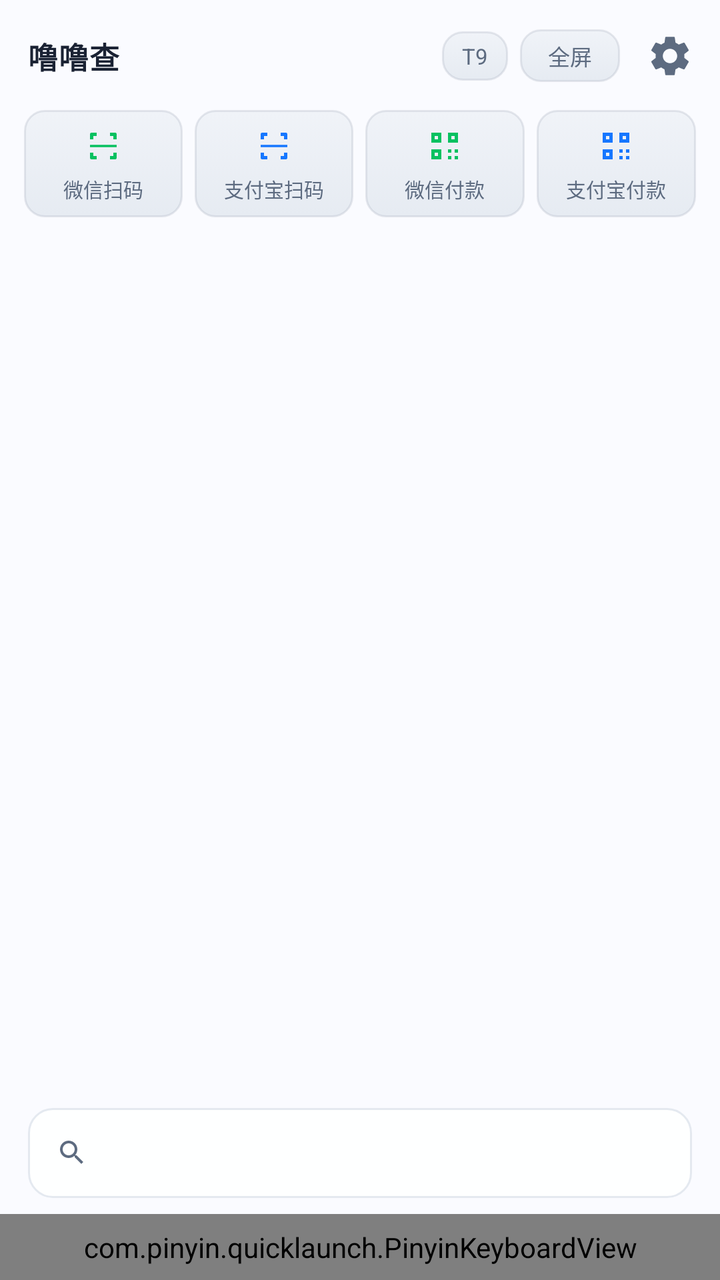
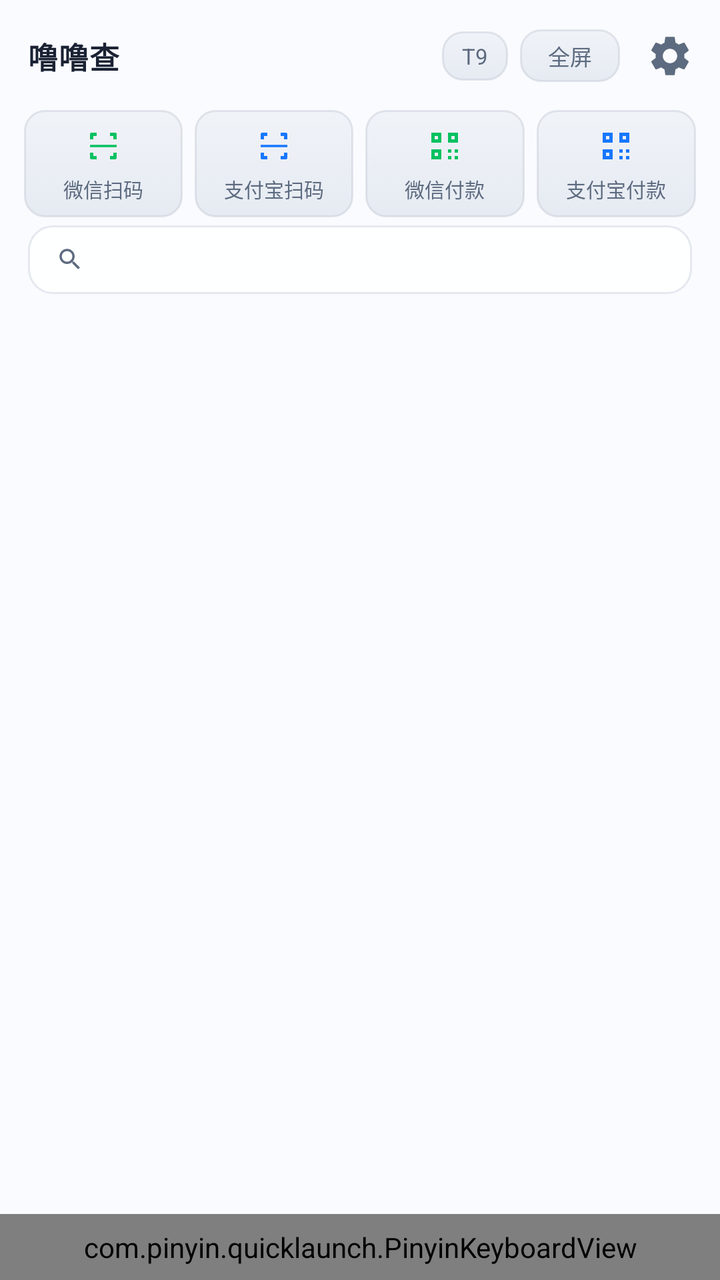

Two renders of the same Android screen: before a commit and after it. Below are the layout's source before the change and the commit's diff.
<!-- AndroidManifest.xml: application theme Theme.QuickLaunch -->
<!-- res/layout/activity_main.xml -->
<?xml version="1.0" encoding="utf-8"?>
<FrameLayout xmlns:android="http://schemas.android.com/apk/res/android"
    android:layout_width="match_parent"
    android:layout_height="match_parent"
    android:background="@android:color/transparent">

    
    <View
        android:id="@+id/outsideTap"
        android:layout_width="match_parent"
        android:layout_height="match_parent"
        android:background="@color/outside_scrim"
        android:clickable="true"
        android:contentDescription="@null"
        android:focusable="false" />

    
    <FrameLayout
        android:id="@+id/panelHost"
        android:layout_width="match_parent"
        android:layout_height="match_parent"
        android:background="@color/window_bg"
        android:clickable="true"
        android:clipChildren="true"
        android:clipToPadding="false">

        
        <ImageView
            android:id="@+id/ivBg"
            android:layout_width="match_parent"
            android:layout_height="match_parent"
            android:contentDescription="@null"
            android:scaleType="centerCrop"
            android:visibility="gone" />

        <LinearLayout
            android:id="@+id/contentRoot"
            android:layout_width="match_parent"
            android:layout_height="match_parent"
            android:orientation="vertical">

        
        <LinearLayout
            android:id="@+id/headerBar"
            android:layout_width="match_parent"
            android:layout_height="wrap_content"
            android:gravity="center_vertical"
            android:orientation="horizontal"
            android:paddingStart="14dp"
            android:paddingTop="9dp"
            android:paddingEnd="6dp"
            android:paddingBottom="4dp">

            <TextView
                android:id="@+id/tvTitle"
                android:layout_width="0dp"
                android:layout_height="wrap_content"
                android:layout_weight="1"
                android:letterSpacing="0.02"
                android:text="@string/app_name"
                android:textColor="@color/text_primary"
                android:textSize="15sp"
                android:textStyle="bold" />

            <TextView
                android:id="@+id/tvMode"
                android:layout_width="wrap_content"
                android:layout_height="wrap_content"
                android:layout_marginEnd="6dp"
                android:background="@drawable/bg_key_special"
                android:paddingStart="10dp"
                android:paddingTop="5dp"
                android:paddingEnd="10dp"
                android:paddingBottom="5dp"
                android:text="T9"
                android:textColor="@color/text_secondary"
                android:textSize="11sp" />

            
            <TextView
                android:id="@+id/btnSide"
                android:layout_width="wrap_content"
                android:layout_height="wrap_content"
                android:layout_marginEnd="6dp"
                android:background="@drawable/bg_key_special"
                android:clickable="true"
                android:gravity="center"
                android:minWidth="50dp"
                android:focusable="true"
                android:paddingStart="9dp"
                android:paddingTop="5dp"
                android:paddingEnd="9dp"
                android:paddingBottom="5dp"
                android:text="全屏"
                android:textColor="@color/text_secondary"
                android:textSize="11sp" />

            <ImageButton
                android:id="@+id/btnSettings"
                android:layout_width="38dp"
                android:layout_height="38dp"
                android:background="?attr/selectableItemBackgroundBorderless"
                android:contentDescription="设置"
                android:padding="9dp"
                android:src="@drawable/ic_settings" />
        </LinearLayout>

        
        <LinearLayout
            android:id="@+id/payRow"
            android:layout_width="match_parent"
            android:layout_height="wrap_content"
            android:layout_marginStart="12dp"
            android:layout_marginTop="4dp"
            android:layout_marginEnd="12dp"
            android:orientation="horizontal">

            <LinearLayout
                android:id="@+id/btnWxScan"
                android:layout_width="0dp"
                android:layout_height="wrap_content"
                android:layout_weight="1"
                android:background="@drawable/bg_key_special"
                android:gravity="center_horizontal"
                android:orientation="vertical"
                android:paddingTop="8dp"
                android:paddingBottom="7dp">

                <ImageView
                    android:layout_width="20dp"
                    android:layout_height="20dp"
                    android:contentDescription="@null"
                    android:src="@drawable/ic_scan"
                    android:tint="#07C160" />

                <TextView
                    android:layout_width="wrap_content"
                    android:layout_height="wrap_content"
                    android:layout_marginTop="4dp"
                    android:text="微信扫码"
                    android:ellipsize="end"
                    android:maxLines="1"
                    android:textColor="@color/text_secondary"
                    android:textSize="10sp" />
            </LinearLayout>

            <Space
                android:layout_width="6dp"
                android:layout_height="1dp" />

            <LinearLayout
                android:id="@+id/btnZfbScan"
                android:layout_width="0dp"
                android:layout_height="wrap_content"
                android:layout_weight="1"
                android:background="@drawable/bg_key_special"
                android:gravity="center_horizontal"
                android:orientation="vertical"
                android:paddingTop="8dp"
                android:paddingBottom="7dp">

                <ImageView
                    android:layout_width="20dp"
                    android:layout_height="20dp"
                    android:contentDescription="@null"
                    android:src="@drawable/ic_scan"
                    android:tint="#1677FF" />

                <TextView
                    android:layout_width="wrap_content"
                    android:layout_height="wrap_content"
                    android:layout_marginTop="4dp"
                    android:text="支付宝扫码"
                    android:ellipsize="end"
                    android:maxLines="1"
                    android:textColor="@color/text_secondary"
                    android:textSize="10sp" />
            </LinearLayout>

            <Space
                android:layout_width="6dp"
                android:layout_height="1dp" />

            <LinearLayout
                android:id="@+id/btnWxPay"
                android:layout_width="0dp"
                android:layout_height="wrap_content"
                android:layout_weight="1"
                android:background="@drawable/bg_key_special"
                android:gravity="center_horizontal"
                android:orientation="vertical"
                android:paddingTop="8dp"
                android:paddingBottom="7dp">

                <ImageView
                    android:layout_width="20dp"
                    android:layout_height="20dp"
                    android:contentDescription="@null"
                    android:src="@drawable/ic_qrcode"
                    android:tint="#07C160" />

                <TextView
                    android:layout_width="wrap_content"
                    android:layout_height="wrap_content"
                    android:layout_marginTop="4dp"
                    android:text="微信付款"
                    android:ellipsize="end"
                    android:maxLines="1"
                    android:textColor="@color/text_secondary"
                    android:textSize="10sp" />
            </LinearLayout>

            <Space
                android:layout_width="6dp"
                android:layout_height="1dp" />

            <LinearLayout
                android:id="@+id/btnZfbPay"
                android:layout_width="0dp"
                android:layout_height="wrap_content"
                android:layout_weight="1"
                android:background="@drawable/bg_key_special"
                android:gravity="center_horizontal"
                android:orientation="vertical"
                android:paddingTop="8dp"
                android:paddingBottom="7dp">

                <ImageView
                    android:layout_width="20dp"
                    android:layout_height="20dp"
                    android:contentDescription="@null"
                    android:src="@drawable/ic_qrcode"
                    android:tint="#1677FF" />

                <TextView
                    android:layout_width="wrap_content"
                    android:layout_height="wrap_content"
                    android:layout_marginTop="4dp"
                    android:text="支付宝付款"
                    android:ellipsize="end"
                    android:maxLines="1"
                    android:textColor="@color/text_secondary"
                    android:textSize="10sp" />
            </LinearLayout>
        </LinearLayout>

        
        <FrameLayout
            android:layout_width="match_parent"
            android:layout_height="0dp"
            android:layout_weight="1">

            <androidx.recyclerview.widget.RecyclerView
                android:id="@+id/rvApps"
                android:layout_width="match_parent"
                android:layout_height="match_parent"
                android:clipToPadding="false"
                android:paddingStart="8dp"
                android:paddingTop="6dp"
                android:paddingEnd="8dp"
                android:paddingBottom="8dp" />

            <TextView
                android:id="@+id/tvEmpty"
                android:layout_width="wrap_content"
                android:layout_height="wrap_content"
                android:layout_gravity="center"
                android:gravity="center"
                android:lineSpacingExtra="4dp"
                android:textColor="@color/text_tertiary"
                android:textSize="14sp"
                android:visibility="gone" />

            <ProgressBar
                android:id="@+id/progress"
                android:layout_width="32dp"
                android:layout_height="32dp"
                android:layout_gravity="center"
                android:indeterminateTint="@color/accent"
                android:visibility="gone" />
        </FrameLayout>

        
        <LinearLayout
            android:id="@+id/searchBar"
            android:layout_width="match_parent"
            android:layout_height="wrap_content"
            android:layout_marginStart="14dp"
            android:layout_marginTop="6dp"
            android:layout_marginEnd="14dp"
            android:layout_marginBottom="8dp"
            android:background="@drawable/bg_search"
            android:gravity="center_vertical"
            android:orientation="horizontal"
            android:paddingStart="14dp"
            android:paddingTop="9dp"
            android:paddingEnd="8dp"
            android:paddingBottom="9dp">

            <ImageView
                android:layout_width="16dp"
                android:layout_height="16dp"
                android:src="@drawable/ic_search" />

            <TextView
                android:id="@+id/tvQuery"
                android:layout_width="0dp"
                android:layout_height="wrap_content"
                android:layout_marginStart="10dp"
                android:layout_weight="1"
                android:letterSpacing="0.10"
                android:maxLines="1"
                android:textColor="@color/text_primary"
                android:textSize="20sp" />

            <ImageButton
                android:id="@+id/btnClear"
                android:layout_width="32dp"
                android:layout_height="32dp"
                android:background="?attr/selectableItemBackgroundBorderless"
                android:contentDescription="清空"
                android:padding="8dp"
                android:src="@drawable/ic_close"
                android:visibility="gone" />
        </LinearLayout>

        
        <com.pinyin.quicklaunch.PinyinKeyboardView
            android:id="@+id/keyboard"
            android:layout_width="match_parent"
            android:layout_height="wrap_content"
            android:background="@android:color/transparent"
            android:paddingStart="5dp"
            android:paddingTop="7dp"
            android:paddingEnd="5dp"
            android:paddingBottom="7dp" />

        </LinearLayout>

        
        <FrameLayout
            android:id="@+id/overlayLayer"
            android:layout_width="match_parent"
            android:layout_height="match_parent"
            android:clickable="true"
            android:focusable="false"
            android:visibility="gone" />

    </FrameLayout>

</FrameLayout>
<!-- resources referenced by this layout -->
<resources>
  <color name="accent">#4C8DFF</color>
  <color name="outside_scrim">#00FFFFFF</color>
  <color name="text_primary">#1A2233</color>
  <color name="text_secondary">#5D6B80</color>
  <color name="text_tertiary">#9AA4B5</color>
  <color name="window_bg">#FAFBFF</color>
  <!-- drawable bg_search (drawable) -->
  <?xml version="1.0" encoding="utf-8"?>
  <shape xmlns:android="http://schemas.android.com/apk/res/android" android:shape="rectangle">
      <solid android:color="#E6FFFFFF" />
      <corners android:radius="12dp" />
      <stroke android:width="1dp" android:color="@color/divider" />
  </shape>
  <!-- drawable ic_close (drawable) -->
  <?xml version="1.0" encoding="utf-8"?>
  <vector xmlns:android="http://schemas.android.com/apk/res/android"
      android:width="24dp"
      android:height="24dp"
      android:viewportWidth="24"
      android:viewportHeight="24"
      android:tint="@color/text_secondary">
      <path
          android:fillColor="#FFFFFF"
          android:pathData="M19,6.41L17.59,5 12,10.59 6.41,5 5,6.41 10.59,12 5,17.59 6.41,19 12,13.41 17.59,19 19,17.59 13.41,12z" />
  </vector>
  <!-- drawable ic_qrcode (drawable) -->
  <?xml version="1.0" encoding="utf-8"?>
  <vector xmlns:android="http://schemas.android.com/apk/res/android"
      android:width="24dp"
      android:height="24dp"
      android:viewportWidth="24"
      android:viewportHeight="24">
      
      <path
          android:fillColor="#FFFFFF"
          android:fillType="evenOdd"
          android:pathData="M4,4 L10,4 L10,10 L4,10 Z M6,6 L8,6 L8,8 L6,8 Z M14,4 L20,4 L20,10 L14,10 Z M16,6 L18,6 L18,8 L16,8 Z M4,14 L10,14 L10,20 L4,20 Z M6,16 L8,16 L8,18 L6,18 Z M14,14 L16,14 L16,16 L14,16 Z M18,14 L20,14 L20,16 L18,16 Z M14,18 L16,18 L16,20 L14,20 Z M18,18 L20,18 L20,20 L18,20 Z" />
  </vector>
  <!-- drawable ic_scan (drawable) -->
  <?xml version="1.0" encoding="utf-8"?>
  <vector xmlns:android="http://schemas.android.com/apk/res/android"
      android:width="24dp"
      android:height="24dp"
      android:viewportWidth="24"
      android:viewportHeight="24">
      
      <path
          android:fillColor="#FFFFFF"
          android:pathData="M4,8 L4,5 Q4,4 5,4 L8,4 L8,6 L6,6 L6,8 Z M16,4 L19,4 Q20,4 20,5 L20,8 L18,8 L18,6 L16,6 Z M4,16 L4,19 Q4,20 5,20 L8,20 L8,18 L6,18 L6,16 Z M16,20 L19,20 Q20,20 20,19 L20,16 L18,16 L18,18 L16,18 Z M4,11.3 L20,11.3 L20,12.7 L4,12.7 Z" />
  </vector>
  <!-- drawable ic_search (drawable) -->
  <?xml version="1.0" encoding="utf-8"?>
  <vector xmlns:android="http://schemas.android.com/apk/res/android"
      android:width="24dp"
      android:height="24dp"
      android:viewportWidth="24"
      android:viewportHeight="24"
      android:tint="@color/text_secondary">
      <path
          android:fillColor="#FFFFFF"
          android:pathData="M15.5,14h-0.79l-0.28,-0.27C15.41,12.59 16,11.11 16,9.5 16,5.91 13.09,3 9.5,3S3,5.91 3,9.5 5.91,16 9.5,16c1.61,0 3.09,-0.59 4.23,-1.57l0.27,0.28v0.79l5,4.99L20.49,19l-4.99,-5zM9.5,14C7.01,14 5,11.99 5,9.5S7.01,5 9.5,5 14,7.01 14,9.5 11.99,14 9.5,14z" />
  </vector>
  <string name="app_name">噜噜查</string>
  <color name="divider">#E4E9F0</color>
  <color name="accent_dim">#D6E4FF</color>
  <color name="bg_elevated">#FFFFFF</color>
  <color name="bg">#F6F8FB</color>
  <!-- unchanged entries left out for length: 3 -->
</resources>

<!-- the commit's change to res/layout/activity_main.xml (unified diff, before → after) -->
@@ -245,61 +245,25 @@
         </LinearLayout>
 
         
-        <FrameLayout
-            android:layout_width="match_parent"
-            android:layout_height="0dp"
-            android:layout_weight="1">
-
-            <androidx.recyclerview.widget.RecyclerView
-                android:id="@+id/rvApps"
-                android:layout_width="match_parent"
-                android:layout_height="match_parent"
-                android:clipToPadding="false"
-                android:paddingStart="8dp"
-                android:paddingTop="6dp"
-                android:paddingEnd="8dp"
-                android:paddingBottom="8dp" />
-
-            <TextView
-                android:id="@+id/tvEmpty"
-                android:layout_width="wrap_content"
-                android:layout_height="wrap_content"
-                android:layout_gravity="center"
-                android:gravity="center"
-                android:lineSpacingExtra="4dp"
-                android:textColor="@color/text_tertiary"
-                android:textSize="14sp"
-                android:visibility="gone" />
-
-            <ProgressBar
-                android:id="@+id/progress"
-                android:layout_width="32dp"
-                android:layout_height="32dp"
-                android:layout_gravity="center"
-                android:indeterminateTint="@color/accent"
-                android:visibility="gone" />
-        </FrameLayout>
-
-        
         <LinearLayout
             android:id="@+id/searchBar"
             android:layout_width="match_parent"
             android:layout_height="wrap_content"
             android:layout_marginStart="14dp"
-            android:layout_marginTop="6dp"
+            android:layout_marginTop="4dp"
             android:layout_marginEnd="14dp"
-            android:layout_marginBottom="8dp"
+            android:layout_marginBottom="6dp"
             android:background="@drawable/bg_search"
             android:gravity="center_vertical"
             android:orientation="horizontal"
             android:paddingStart="14dp"
-            android:paddingTop="9dp"
+            android:paddingTop="5dp"
             android:paddingEnd="8dp"
-            android:paddingBottom="9dp">
+            android:paddingBottom="5dp">
 
             <ImageView
-                android:layout_width="16dp"
-                android:layout_height="16dp"
+                android:layout_width="14dp"
+                android:layout_height="14dp"
                 android:src="@drawable/ic_search" />
 
             <TextView
@@ -311,7 +275,7 @@
                 android:letterSpacing="0.10"
                 android:maxLines="1"
                 android:textColor="@color/text_primary"
-                android:textSize="20sp" />
+                android:textSize="18sp" />
 
             <ImageButton
                 android:id="@+id/btnClear"
@@ -325,6 +289,42 @@
         </LinearLayout>
 
         
+        <FrameLayout
+            android:layout_width="match_parent"
+            android:layout_height="0dp"
+            android:layout_weight="1">
+
+            <androidx.recyclerview.widget.RecyclerView
+                android:id="@+id/rvApps"
+                android:layout_width="match_parent"
+                android:layout_height="match_parent"
+                android:clipToPadding="false"
+                android:paddingStart="8dp"
+                android:paddingTop="6dp"
+                android:paddingEnd="8dp"
+                android:paddingBottom="8dp" />
+
+            <TextView
+                android:id="@+id/tvEmpty"
+                android:layout_width="wrap_content"
+                android:layout_height="wrap_content"
+                android:layout_gravity="center"
+                android:gravity="center"
+                android:lineSpacingExtra="4dp"
+                android:textColor="@color/text_tertiary"
+                android:textSize="14sp"
+                android:visibility="gone" />
+
+            <ProgressBar
+                android:id="@+id/progress"
+                android:layout_width="32dp"
+                android:layout_height="32dp"
+                android:layout_gravity="center"
+                android:indeterminateTint="@color/accent"
+                android:visibility="gone" />
+        </FrameLayout>
+
+        
         <com.pinyin.quicklaunch.PinyinKeyboardView
             android:id="@+id/keyboard"
             android:layout_width="match_parent"
